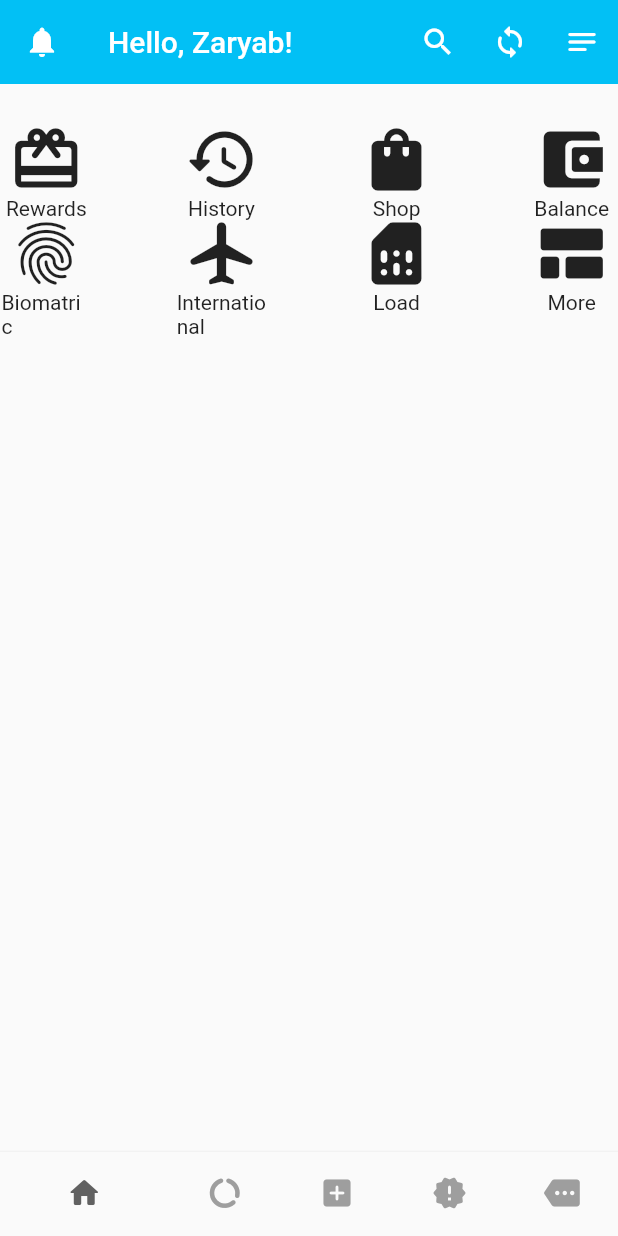
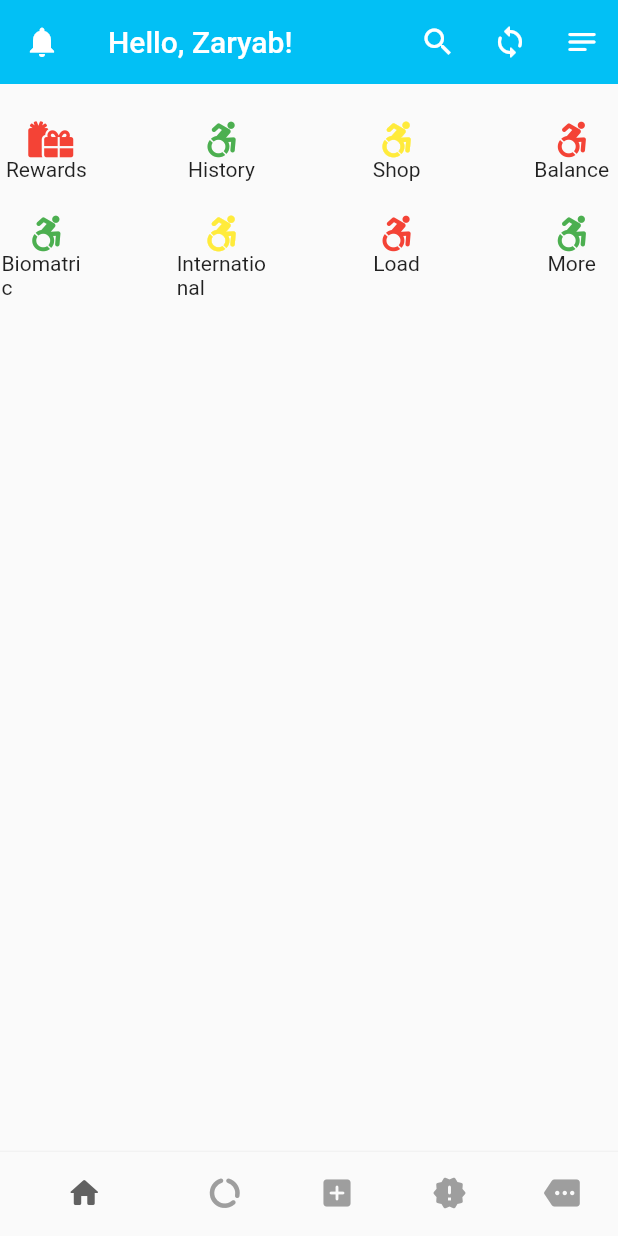
Before and after one commit to ZaryabAlam/Bong, a Flutter app: the screen it shows after launch, on a phone screen of 412 x 824 dp. Run offline on Flutter 3.47's test engine with Material 2 defaults, Android fonts, the phone set to English and light mode, and no system bars; our stand-ins replace font_awesome_flutter, percent_indicator, smooth_page_indicator.

Commit message:
Work Updated

```diff
--- a/lib/cate1.dart
+++ b/lib/cate1.dart
@@ -1,4 +1,5 @@
 import 'package:flutter/material.dart';
+import 'package:font_awesome_flutter/font_awesome_flutter.dart';
 
 class Cate1 extends StatefulWidget {
   @override
--- a/lib/cate2.dart
+++ b/lib/cate2.dart
@@ -1,4 +1,5 @@
 import 'package:flutter/material.dart';
+import 'package:font_awesome_flutter/font_awesome_flutter.dart';
 
 class Cate2 extends StatefulWidget {
   @override
@@ -16,14 +17,25 @@ List<String> names = [
   "More",
 ];
 List<IconData> icons = [
-  Icons.card_giftcard_rounded,
-  Icons.history_rounded,
-  Icons.shopping_bag_rounded,
-  Icons.account_balance_wallet_rounded,
-  Icons.fingerprint_rounded,
-  Icons.airplanemode_on_rounded,
-  Icons.sim_card_rounded,
-  Icons.view_comfy_rounded,
+  (FontAwesomeIcons.gifts),
+  FontAwesomeIcons.accessibleIcon,
+  FontAwesomeIcons.accessibleIcon,
+  FontAwesomeIcons.accessibleIcon,
+  FontAwesomeIcons.accessibleIcon,
+  FontAwesomeIcons.accessibleIcon,
+  FontAwesomeIcons.accessibleIcon,
+  FontAwesomeIcons.accessibleIcon,
+];
+
+List colors = [
+  Colors.red,
+  Colors.green,
+  Colors.yellow,
+  Colors.red,
+  Colors.green,
+  Colors.yellow,
+  Colors.red,
+  Colors.green
 ];
 
 class _Cate2State extends State<Cate2> {
@@ -43,7 +55,7 @@ class _Cate2State extends State<Cate2> {
               children: [
                 Icon(
                   icons[index],
-                  size: 50,
+                  color: colors[index],
                 ),
                 Text(
                   names[index],
--- a/pubspec.yaml
+++ b/pubspec.yaml
@@ -31,6 +31,7 @@ dependencies:
   flutter_native_splash: ^1.2.0
   percent_indicator: ^2.1.8
   smooth_page_indicator: ^0.2.1
+  font_awesome_flutter: ^8.12.0
 
 dev_dependencies:
   flutter_test:
```
Also changed, not shown: 11 other files.
